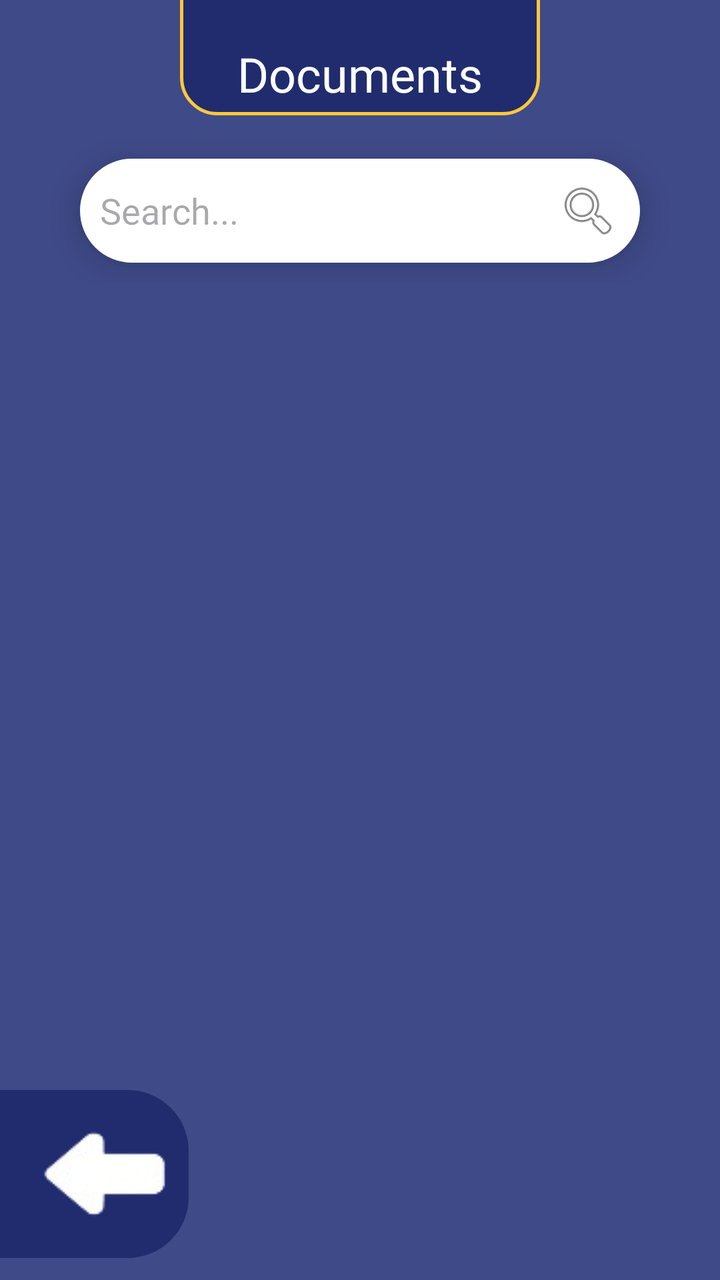
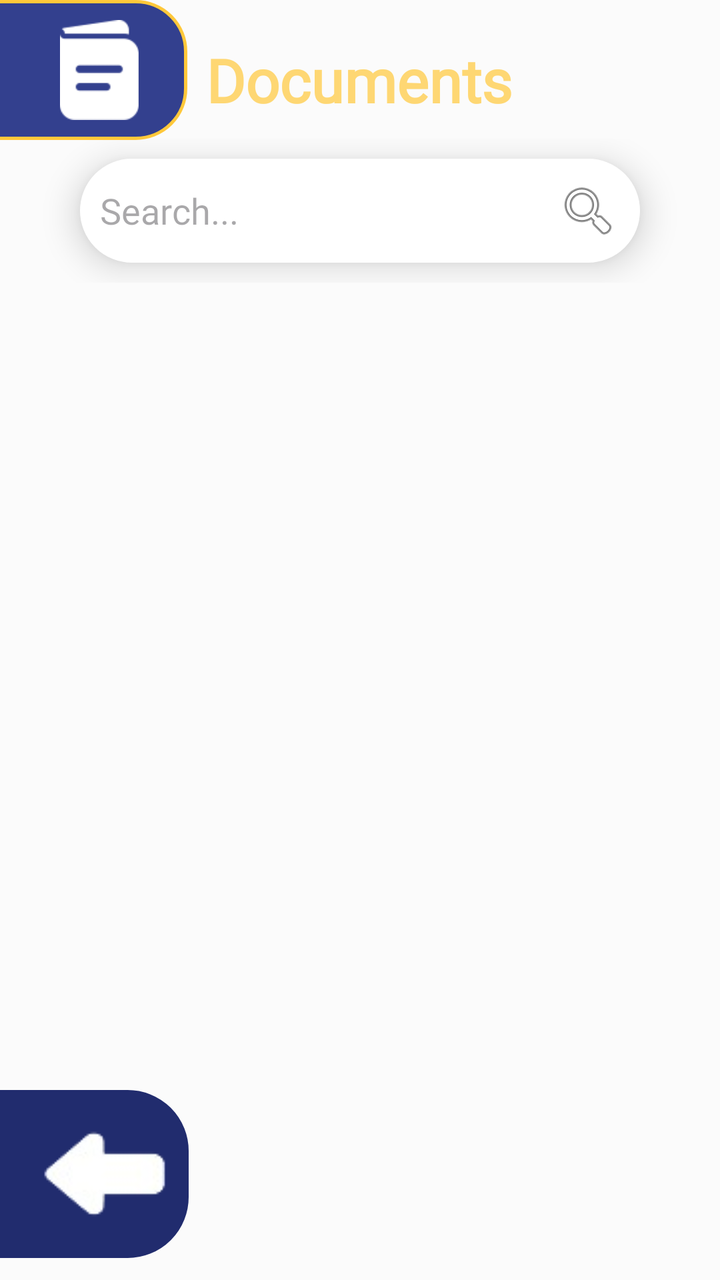

Compare the two renders of this Android layout. The source of the first and the diff that turns it into the second are given below.
<!-- AndroidManifest.xml: application theme Theme.LostAndFound -->
<!-- res/layout/activity_documents.xml -->
<?xml version="1.0" encoding="utf-8"?>
<androidx.constraintlayout.widget.ConstraintLayout xmlns:android="http://schemas.android.com/apk/res/android"
    xmlns:app="http://schemas.android.com/apk/res-auto"
    xmlns:tools="http://schemas.android.com/tools"
    android:id="@+id/main"
    android:background="#3F4A88"
    android:layout_width="match_parent"
    android:layout_height="match_parent"
    android:fitsSystemWindows="false"
    tools:context="activities.lostandfound.student_filters.Electronics">


    <TextView
        android:id="@+id/TV_EmptyState"
        android:layout_width="wrap_content"
        android:layout_height="wrap_content"
        android:fontFamily="@font/konkhmer"
        android:text="There are currently no lost items post"
        android:textColor="@color/white"
        android:visibility="gone"
        android:textSize="16sp"
        app:layout_constraintBottom_toBottomOf="parent"
        app:layout_constraintEnd_toEndOf="parent"
        app:layout_constraintHorizontal_bias="0.495"
        app:layout_constraintStart_toStartOf="parent"
        app:layout_constraintTop_toTopOf="parent"
        app:layout_constraintVertical_bias="0.499" />

    <androidx.recyclerview.widget.RecyclerView
        android:id="@+id/RV_LatestPosts"
        android:layout_width="match_parent"
        android:layout_height="match_parent"
        android:layout_marginStart="20dp"
        android:layout_marginTop="185dp"
        android:layout_marginEnd="20dp"
        app:layout_constraintBottom_toBottomOf="parent"
        app:layout_constraintEnd_toEndOf="parent"
        app:layout_constraintHorizontal_bias="0.0"
        app:layout_constraintStart_toStartOf="parent"
        app:layout_constraintTop_toTopOf="parent"
        app:layout_constraintVertical_bias="0.0"
        tools:listitem="@layout/lost_item_" />


    <TextView
        android:id="@+id/textView15"
        android:layout_width="match_parent"
        android:layout_height="wrap_content"
        android:layout_marginStart="90dp"
        android:layout_marginTop="-30dp"
        android:layout_marginEnd="90dp"
        android:layout_marginBottom="12dp"
        android:background="@drawable/border"
        android:fontFamily="@font/konkhmer"
        android:gravity="center"
        android:paddingTop="50dp"
        android:text="Documents"
        android:textColor="@color/white"
        android:textSize="24sp"
        app:layout_constraintBottom_toTopOf="@+id/linearLayout"
        app:layout_constraintEnd_toEndOf="parent"
        app:layout_constraintHorizontal_bias="0.0"
        app:layout_constraintStart_toStartOf="parent"
        app:layout_constraintTop_toTopOf="parent"
        app:layout_constraintVertical_bias="0.466" />

    <LinearLayout
        android:id="@+id/linearLayout"
        android:layout_width="match_parent"
        android:layout_height="wrap_content"
        android:orientation="vertical"
        app:layout_constraintBottom_toBottomOf="parent"
        app:layout_constraintEnd_toEndOf="parent"
        app:layout_constraintHorizontal_bias="0.0"
        app:layout_constraintStart_toStartOf="parent"
        app:layout_constraintTop_toTopOf="parent"
        app:layout_constraintVertical_bias="0.122">

        <EditText
            android:id="@+id/ET_SearchElectronic"
            android:layout_width="match_parent"
            android:layout_height="wrap_content"
            android:layout_marginStart="40dp"
            android:layout_marginTop="10dp"
            android:layout_marginEnd="40dp"
            android:layout_marginBottom="10dp"
            android:background="@drawable/rounded_border"
            android:drawableRight="@android:drawable/ic_menu_search"
            android:elevation="10dp"
            android:fontFamily="@font/konkhmer"
            android:hint="Search..."
            android:inputType="text"
            android:textSize="18sp" />
    </LinearLayout>

    <LinearLayout
        android:id="@+id/linearLayout2"
        android:layout_width="match_parent"
        android:layout_height="wrap_content"
        android:orientation="horizontal"
        app:layout_constraintBottom_toBottomOf="parent"
        app:layout_constraintEnd_toEndOf="parent"
        app:layout_constraintHorizontal_bias="0.0"
        app:layout_constraintStart_toStartOf="parent"
        app:layout_constraintTop_toTopOf="parent"
        app:layout_constraintVertical_bias="0.98">


        <ImageView
            android:id="@+id/IV_returnBtn"
            android:layout_width="wrap_content"
            android:layout_height="wrap_content"
            android:layout_marginStart="-30dp"
            android:background="@drawable/rounded_border"
            android:backgroundTint="#212C6E"
            android:paddingStart="50dp"
            android:src="@drawable/back_icon" />


    </LinearLayout>


</androidx.constraintlayout.widget.ConstraintLayout>
<!-- res/layout/lost_item_.xml (included above) -->
<?xml version="1.0" encoding="utf-8"?>
<androidx.cardview.widget.CardView xmlns:android="http://schemas.android.com/apk/res/android"
    android:layout_width="match_parent"
    android:layout_height="120dp"
    xmlns:app="http://schemas.android.com/apk/res-auto"
    app:cardElevation="8dp"
    app:cardCornerRadius="8dp"
    android:layout_margin="10dp">
    
    <LinearLayout
        android:layout_width="match_parent"
        android:layout_height="wrap_content"
        android:layout_marginVertical="6dp"
        android:orientation="horizontal">

        <androidx.cardview.widget.CardView
            android:layout_width="wrap_content"
            android:layout_height="match_parent"
            android:layout_marginEnd="10dp"
            android:layout_marginStart="10dp">

            <ImageView
                android:id="@+id/IV_photoicon"
                android:layout_width="128dp"
                android:layout_height="match_parent"
                android:src="@drawable/photo_placeholder"/>


        </androidx.cardview.widget.CardView>

        <RelativeLayout
            android:layout_width="wrap_content"
            android:layout_height="wrap_content">

            <TextView
                android:id="@+id/TV_Status"
                android:layout_width="wrap_content"
                android:layout_height="wrap_content"
                android:layout_alignParentEnd="true"
                android:layout_marginTop="75dp"
                android:layout_marginEnd="10dp"
                android:background="@drawable/found_border"
                android:fontFamily="@font/konkhmer"
                android:paddingStart="15dp"
                android:paddingEnd="15dp"
                android:text="Found"
                android:textColor="#51af51"
                android:textSize="16sp" />

            <LinearLayout
                android:layout_width="wrap_content"
                android:layout_height="wrap_content"
                android:layout_gravity="center_vertical"
                android:orientation="vertical">

                <TextView
                    android:includeFontPadding="false"
                    android:id="@+id/TV_Itemname"
                    android:layout_width="wrap_content"
                    android:layout_height="wrap_content"
                    android:fontFamily="@font/konkhmer"
                    android:text="Item Name"
                    android:textColor="@color/text_color"
                    android:textSize="23sp" />

                <TextView
                    android:id="@+id/TV_Place"
                    android:layout_width="wrap_content"
                    android:layout_height="wrap_content"
                    android:layout_marginTop="-15dp"
                    android:drawableLeft="@drawable/location_icon"
                    android:fontFamily="@font/konkhmer"
                    android:text="Place"
                    android:textColor="#D4D4D4"
                    android:textSize="15sp" />

                <TextView
                    android:id="@+id/TV_Date"
                    android:layout_width="wrap_content"
                    android:layout_height="wrap_content"
                    android:layout_marginTop="-11dp"
                    android:drawableLeft="@drawable/date_icon"
                    android:fontFamily="@font/konkhmer"
                    android:text="Date"
                    android:textColor="#D4D4D4"
                    android:textSize="15sp" />

            </LinearLayout>


        </RelativeLayout>

    </LinearLayout>

</androidx.cardview.widget.CardView>
<!-- resources referenced by this layout -->
<resources>
  <color name="text_color">#1C254E</color>
  <color name="white">#FFFFFFFF</color>
  <!-- drawable border (drawable) -->
  <?xml version="1.0" encoding="utf-8"?>
  <shape xmlns:android="http://schemas.android.com/apk/res/android"
      android:shape="rectangle">
      <solid android:color="#212C6E"/>
      <corners android:radius="18dp"/>
      <stroke android:width="1.5dp" android:color="@color/yellow"/>
      <padding android:top="5dp" android:bottom="5dp" android:left="5dp" android:right="5dp"/>
  </shape>
  <!-- drawable date_icon (drawable) -->
  <vector xmlns:android="http://schemas.android.com/apk/res/android" android:height="24dp" android:tint="#D4D4D4" android:viewportHeight="24" android:viewportWidth="24" android:width="24dp">
        
      <path android:fillColor="#D4D4D4" android:pathData="M9,11L7,11v2h2v-2zM13,11h-2v2h2v-2zM17,11h-2v2h2v-2zM19,4h-1L18,2h-2v2L8,4L8,2L6,2v2L5,4c-1.11,0 -1.99,0.9 -1.99,2L3,20c0,1.1 0.89,2 2,2h14c1.1,0 2,-0.9 2,-2L21,6c0,-1.1 -0.9,-2 -2,-2zM19,20L5,20L5,9h14v11z"/>
      
  </vector>
  <!-- drawable found_border (drawable) -->
  <?xml version="1.0" encoding="utf-8"?>
  <shape xmlns:android="http://schemas.android.com/apk/res/android"
      android:shape="rectangle">
      <solid android:color="#82ED82"/>
      <corners android:radius="8dp"/>
  </shape>
  <!-- drawable location_icon (drawable) -->
  <vector xmlns:android="http://schemas.android.com/apk/res/android"
      android:height="24dp"
      android:tint="#D4D4D4" android:viewportHeight="960" android:viewportWidth="960" android:width="24dp">
        
      <path android:fillColor="#D4D4D4"
          android:pathData="M480,480Q513,480 536.5,456.5Q560,433 560,400Q560,367 536.5,343.5Q513,320 480,320Q447,320 423.5,343.5Q400,367 400,400Q400,433 423.5,456.5Q447,480 480,480ZM480,774Q602,662 661,570.5Q720,479 720,408Q720,299 650.5,229.5Q581,160 480,160Q379,160 309.5,229.5Q240,299 240,408Q240,479 299,570.5Q358,662 480,774ZM480,880Q319,743 239.5,625.5Q160,508 160,408Q160,258 256.5,169Q353,80 480,80Q607,80 703.5,169Q800,258 800,408Q800,508 720.5,625.5Q641,743 480,880ZM480,400Q480,400 480,400Q480,400 480,400Q480,400 480,400Q480,400 480,400Q480,400 480,400Q480,400 480,400Q480,400 480,400Q480,400 480,400Z"/>
      
  </vector>
  <!-- drawable rounded_border (drawable) -->
  <?xml version="1.0" encoding="utf-8"?>
  <shape xmlns:android="http://schemas.android.com/apk/res/android"
      android:shape="rectangle">
      <solid android:color="#ffffff"/>
      <corners android:radius="30dp"/>
      <stroke android:width="1dp" android:color="@color/white"/>
      <padding android:top="10dp" android:bottom="10dp" android:left="10dp" android:right="10dp"/>
  </shape>
  <style name="Theme.LostAndFound" parent="Base.Theme.LostAndFound" />
  <color name="yellow">#FFC83A</color>
  <style name="Base.Theme.LostAndFound" parent="Theme.Material3.DayNight.NoActionBar">
          
          
              <item name="drawerArrowStyle">@style/DrawerIcon</item>
      </style>
  <style name="DrawerIcon" parent="Widget.AppCompat.DrawerArrowToggle">
          <item name="color">@color/white</item>
      </style>
  <!-- unchanged entries left out for length: 2 -->
</resources>

<!-- the commit's change to res/layout/activity_documents.xml (unified diff, before → after) -->
@@ -3,7 +3,7 @@
     xmlns:app="http://schemas.android.com/apk/res-auto"
     xmlns:tools="http://schemas.android.com/tools"
     android:id="@+id/main"
-    android:background="#3F4A88"
+    android:background="#FBFBFB"
     android:layout_width="match_parent"
     android:layout_height="match_parent"
     android:fitsSystemWindows="false"
@@ -44,25 +44,20 @@
 
     <TextView
         android:id="@+id/textView15"
-        android:layout_width="match_parent"
-        android:layout_height="wrap_content"
-        android:layout_marginStart="90dp"
-        android:layout_marginTop="-30dp"
-        android:layout_marginEnd="90dp"
-        android:layout_marginBottom="12dp"
-        android:background="@drawable/border"
+        android:layout_width="wrap_content"
+        android:layout_height="wrap_content"
         android:fontFamily="@font/konkhmer"
         android:gravity="center"
-        android:paddingTop="50dp"
         android:text="Documents"
-        android:textColor="@color/white"
-        android:textSize="24sp"
+        android:textColor="#FED773"
+        android:textSize="30sp"
+        android:textStyle="bold"
         app:layout_constraintBottom_toTopOf="@+id/linearLayout"
         app:layout_constraintEnd_toEndOf="parent"
-        app:layout_constraintHorizontal_bias="0.0"
-        app:layout_constraintStart_toStartOf="parent"
-        app:layout_constraintTop_toTopOf="parent"
-        app:layout_constraintVertical_bias="0.466" />
+        app:layout_constraintHorizontal_bias="0.497"
+        app:layout_constraintStart_toStartOf="parent"
+        app:layout_constraintTop_toTopOf="parent"
+        app:layout_constraintVertical_bias="0.675" />
 
     <LinearLayout
         android:id="@+id/linearLayout"
@@ -119,6 +114,21 @@
 
     </LinearLayout>
 
+    <ImageView
+        android:id="@+id/imageView2"
+        android:layout_width="130dp"
+        android:layout_height="70dp"
+        android:layout_marginStart="-37dp"
+        android:background="@drawable/border"
+        android:paddingStart="47dp"
+        app:layout_constraintBottom_toTopOf="@+id/linearLayout"
+        app:layout_constraintEnd_toStartOf="@+id/textView15"
+        app:layout_constraintHorizontal_bias="0.0"
+        app:layout_constraintStart_toStartOf="parent"
+        app:layout_constraintTop_toTopOf="parent"
+        app:layout_constraintVertical_bias="0.551"
+        app:srcCompat="@drawable/documents_icon_filter" />
+
 
 </androidx.constraintlayout.widget.ConstraintLayout>
 <!-- res/layout/lost_item_.xml (included above) -->
<!-- resource entries referenced after the edit -->
@@ -6,10 +6,10 @@
   <?xml version="1.0" encoding="utf-8"?>
   <shape xmlns:android="http://schemas.android.com/apk/res/android"
       android:shape="rectangle">
-      <solid android:color="#212C6E"/>
-      <corners android:radius="18dp"/>
+      <solid android:color="#33408E"/>
+      <corners android:radius="25dp"/>
       <stroke android:width="1.5dp" android:color="@color/yellow"/>
-      <padding android:top="5dp" android:bottom="5dp" android:left="5dp" android:right="5dp"/>
+      <padding android:top="10dp" android:bottom="10dp" android:left="5dp" android:right="5dp"/>
   </shape>
   <!-- drawable date_icon (drawable) -->
   <vector xmlns:android="http://schemas.android.com/apk/res/android" android:height="24dp" android:tint="#D4D4D4" android:viewportHeight="24" android:viewportWidth="24" android:width="24dp">
@@ -17,6 +17,7 @@
       <path android:fillColor="#D4D4D4" android:pathData="M9,11L7,11v2h2v-2zM13,11h-2v2h2v-2zM17,11h-2v2h2v-2zM19,4h-1L18,2h-2v2L8,4L8,2L6,2v2L5,4c-1.11,0 -1.99,0.9 -1.99,2L3,20c0,1.1 0.89,2 2,2h14c1.1,0 2,-0.9 2,-2L21,6c0,-1.1 -0.9,-2 -2,-2zM19,20L5,20L5,9h14v11z"/>
       
   </vector>
+  <!-- drawable documents_icon_filter: png bitmap (drawable, 1207 bytes) -->
   <!-- drawable found_border (drawable) -->
   <?xml version="1.0" encoding="utf-8"?>
   <shape xmlns:android="http://schemas.android.com/apk/res/android"
